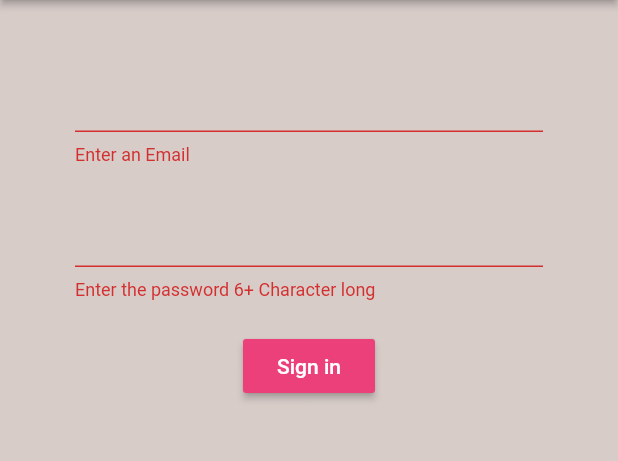
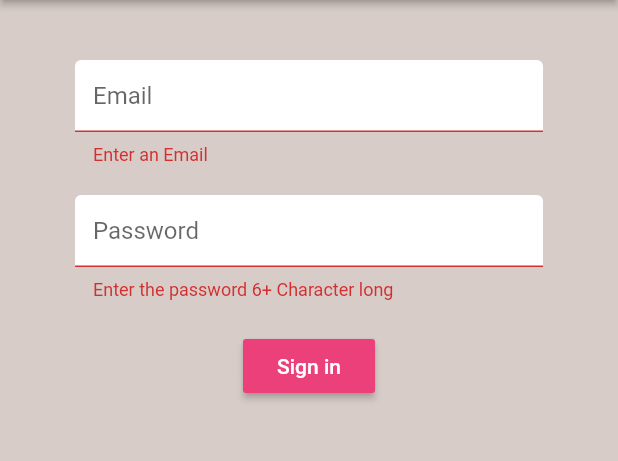
Before and after one commit to IbsanjU/Hot_Brew, a Flutter app: the screen it shows after launch, after a tap on "Sign in", on a phone screen of 412 x 824 dp, the part 84-545 px from its top. Run offline on Flutter 3.47's test engine with Material 2 defaults, Android fonts, the phone set to English and light mode, and no system bars; our stand-ins replace firebase_auth, firebase_core; accounts and stored records are empty.

Commit message:
17 TextField UI Polishing with contants & using CopyWith property

```diff
--- a/lib/screens/authenticate/register.dart
+++ b/lib/screens/authenticate/register.dart
@@ -1,5 +1,6 @@
 import 'package:flutter/material.dart';
 import 'package:hot_brew/services/auth.dart';
+import 'package:hot_brew/shared/constants.dart';
 
 class Register extends StatefulWidget {
   final Function toggleView;
@@ -45,6 +46,7 @@ class _RegisterState extends State<Register> {
 
               // Email FormField
               TextFormField(
+                decoration: textInputDecoration.copyWith(hintText: 'Email'),// CopyWith Property
                 validator: (val) => val.isEmpty ? 'Enter an Email' : null,
                 onChanged: (val) {
                   setState(() => email = val);
@@ -54,6 +56,7 @@ class _RegisterState extends State<Register> {
 
               // Password FormField
               TextFormField(
+                decoration: textInputDecoration.copyWith(hintText: 'Password'),
                 validator: (val) => val.length < 6
                     ? 'Enter the password 6+ Character long'
                     : null,
--- a/lib/screens/authenticate/sign_in.dart
+++ b/lib/screens/authenticate/sign_in.dart
@@ -1,5 +1,6 @@
 import 'package:flutter/material.dart';
 import 'package:hot_brew/services/auth.dart';
+import 'package:hot_brew/shared/constants.dart';
 
 class SignIn extends StatefulWidget {
   final Function toggleView;
@@ -45,6 +46,7 @@ class _SignInState extends State<SignIn> {
 
               // Email FormField
               TextFormField(
+                decoration: textInputDecoration.copyWith(hintText: 'Email'),
                 validator: (val) => val.isEmpty ? 'Enter an Email' : null,
                 onChanged: (val) {
                   setState(() => email = val);
@@ -54,6 +56,7 @@ class _SignInState extends State<SignIn> {
 
               // Password FormField
               TextFormField(
+                decoration: textInputDecoration.copyWith(hintText: 'Password'),
                 validator: (val) => val.length < 6
                     ? 'Enter the password 6+ Character long'
                     : null,
--- /dev/null
+++ b/lib/shared/constants.dart
@@ -0,0 +1,11 @@
+import 'package:flutter/material.dart';
+
+const textInputDecoration = InputDecoration(
+  //hintText: 'Email',
+  fillColor: Colors.white,
+  filled: true,
+  enabledBorder: OutlineInputBorder(
+      borderSide: BorderSide(color: Colors.white, width: 2.0)),
+  focusedBorder: OutlineInputBorder(
+      borderSide: BorderSide(color: Colors.pink, width: 2.0)),
+);
```
